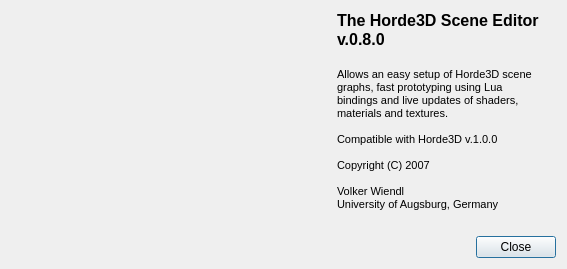
Above: Tools/Horde3DEditor/src/HordeSceneEditor/AboutDialog.ui from shdpl/nawia before the change. Below: the same form after it.
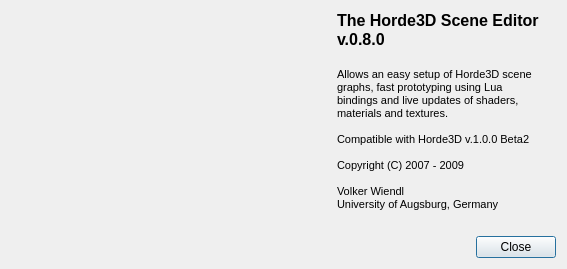
That is the form after the change. Icons and pictures are not drawn.

Patch:
```diff
--- a/Tools/Horde3DEditor/src/HordeSceneEditor/AboutDialog.ui
+++ b/Tools/Horde3DEditor/src/HordeSceneEditor/AboutDialog.ui
@@ -59,9 +59,9 @@
 &lt;p style=" margin-top:0px; margin-bottom:0px; margin-left:0px; margin-right:0px; -qt-block-indent:0; text-indent:0px; font-size:8pt;">bindings and live updates of shaders, &lt;/p>
 &lt;p style=" margin-top:0px; margin-bottom:0px; margin-left:0px; margin-right:0px; -qt-block-indent:0; text-indent:0px; font-size:8pt;">materials and textures.&lt;/p>
 &lt;p style="-qt-paragraph-type:empty; margin-top:0px; margin-bottom:0px; margin-left:0px; margin-right:0px; -qt-block-indent:0; text-indent:0px; font-size:8pt;">&lt;/p>
-&lt;p style=" margin-top:0px; margin-bottom:0px; margin-left:0px; margin-right:0px; -qt-block-indent:0; text-indent:0px; font-size:8pt;">Compatible with Horde3D v.1.0.0&lt;/p>
+&lt;p style=" margin-top:0px; margin-bottom:0px; margin-left:0px; margin-right:0px; -qt-block-indent:0; text-indent:0px; font-size:8pt;">Compatible with Horde3D v.1.0.0 Beta2&lt;/p>
 &lt;p style="-qt-paragraph-type:empty; margin-top:0px; margin-bottom:0px; margin-left:0px; margin-right:0px; -qt-block-indent:0; text-indent:0px; font-size:8pt;">&lt;/p>
-&lt;p style=" margin-top:0px; margin-bottom:0px; margin-left:0px; margin-right:0px; -qt-block-indent:0; text-indent:0px; font-size:8pt;">Copyright (C) 2007 &lt;/p>
+&lt;p style=" margin-top:0px; margin-bottom:0px; margin-left:0px; margin-right:0px; -qt-block-indent:0; text-indent:0px; font-size:8pt;">Copyright (C) 2007 - 2009&lt;/p>
 &lt;p style="-qt-paragraph-type:empty; margin-top:0px; margin-bottom:0px; margin-left:0px; margin-right:0px; -qt-block-indent:0; text-indent:0px; font-size:8pt;">&lt;/p>
 &lt;p style=" margin-top:0px; margin-bottom:0px; margin-left:0px; margin-right:0px; -qt-block-indent:0; text-indent:0px; font-size:8pt;">Volker Wiendl &lt;/p>
 &lt;p style=" margin-top:0px; margin-bottom:0px; margin-left:0px; margin-right:0px; -qt-block-indent:0; text-indent:0px; font-size:8pt;">University of Augsburg, Germany&lt;/p>&lt;/body>&lt;/html></string>
```
